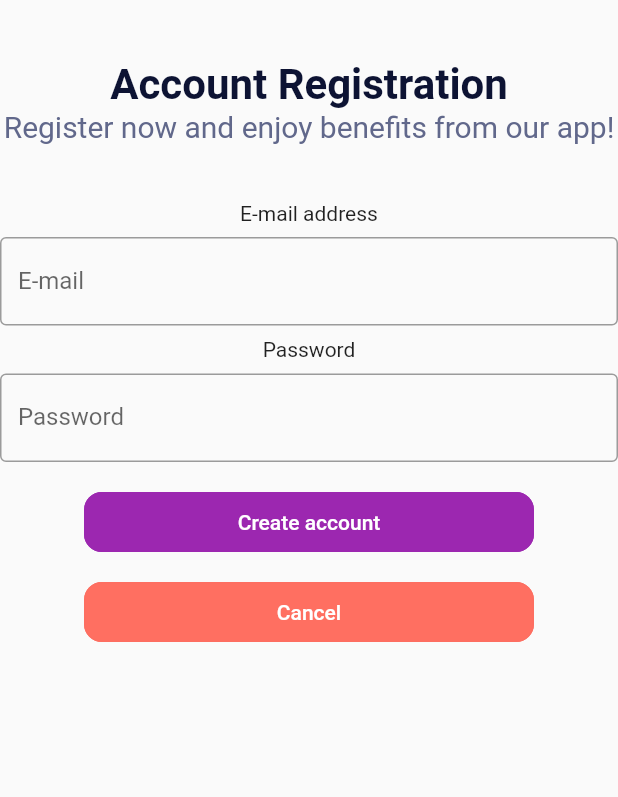
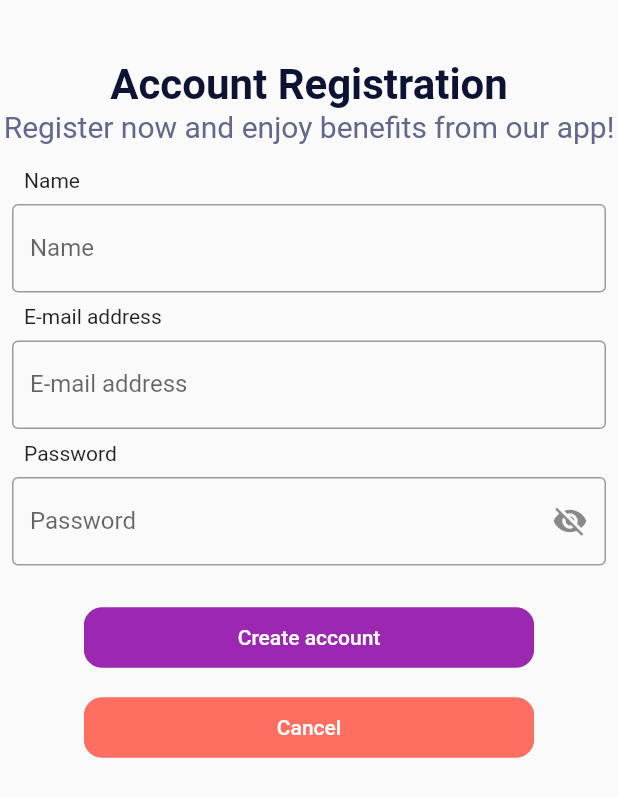
Before and after one commit to qwertybee/Ideal-Classification-Test-App, a Flutter app: the RegisterScreen screen opened directly, on a phone screen of 412 x 824 dp. Shown: the top 797 px of the screen. Run offline on Flutter 3.47's test engine with Material 2 defaults, Android fonts, the phone set to English and light mode, and no system bars; our stand-ins replace firebase_auth, firebase_core, flutter_svg, flutter_svg_provider, lottie, smooth_page_indicator and 1 more; missing offline and left inert: multi_charts, syncfusion_flutter_treemap; accounts and stored records are empty; network calls fail.

```diff
--- a/lib/login_screens/register.dart
+++ b/lib/login_screens/register.dart
@@ -10,12 +10,16 @@ import 'package:project_2/profile_screens/profilepage.dart';
 
  class _RegisterScreenState extends State<RegisterScreen> {
    late FirebaseAuth _auth;
+   bool _passwordVisible = false;
+   String name = '';
    String email = '';
    String password = '';
+   final _formKey = GlobalKey<FormState>();
 
    @override
    void initState() {
      super.initState();
+     _passwordVisible = false;
      initFirebase();
    }
 
@@ -41,7 +45,39 @@ import 'package:project_2/profile_screens/profilepage.dart';
                fontSize: 20, color: Color(0xFF61688B),
              ),
            ),
-           SizedBox(height: 30),
+           Container(
+             child: Padding(
+               padding: EdgeInsets.all(8.0),
+               child: Form(
+                 key: _formKey,
+                 child: SingleChildScrollView(
+                   child: Column(
+                     crossAxisAlignment: CrossAxisAlignment.start,
+                     children: <Widget>[
+                       Padding(
+                         padding: const EdgeInsets.all(8.0),
+                         child: Text(
+                             "Name"
+                         ),
+                       ),
+                       TextFormField(
+                         onSaved: (String? value){
+                           if (value != null){
+                             name = value;
+                           }
+                         },
+                         keyboardType: TextInputType.emailAddress,
+                         decoration: const InputDecoration(
+                             border: OutlineInputBorder(),
+                             hintText: 'Name',
+                             labelText: 'Name'),
+                         validator: (value) {
+                           if (value == null || value.isEmpty) {
+                             return 'Please enter your name';
+                           }
+                           return null;
+                         },
+                       ),
                        Padding(
                          padding: const EdgeInsets.all(8.0),
                          child: Text(
@@ -49,16 +85,19 @@ import 'package:project_2/profile_screens/profilepage.dart';
                          ),
                        ),
                        TextFormField(
-             onChanged: (value) {
+                         onSaved: (String? value){
+                           if (value != null){
                              email = value;
+                           }
                          },
+                         keyboardType: TextInputType.emailAddress,
                          decoration: const InputDecoration(
                              border: OutlineInputBorder(),
-                 hintText: 'Enter your email here',
-                 labelText: 'E-mail'),
+                             hintText: 'Enter your amount here',
+                             labelText: 'E-mail address'),
                          validator: (value) {
                            if (value == null || value.isEmpty) {
-                 return 'Please enter a value';
+                             return 'Please enter your e-mail address';
                            }
                            return null;
                          },
@@ -70,20 +109,44 @@ import 'package:project_2/profile_screens/profilepage.dart';
                          ),
                        ),
                        TextFormField(
-             onChanged: (value) {
-               password = value;
+                         onSaved: (String? value){
+                           if (value != null){
+                             email = value;
+                           }
                          },
-             obscureText: true,
-             decoration: const InputDecoration(
+                         obscureText: !_passwordVisible,
+                          decoration: InputDecoration(
                             border: OutlineInputBorder(),
-                 hintText: 'Enter your password',
-                 labelText: 'Password'),
+                            hintText: 'Password',
+                            labelText: 'Password',
+                            suffixIcon: IconButton(
+                              icon: Icon(_passwordVisible
+                                  ? Icons.visibility
+                                  : Icons.visibility_off),
+                              onPressed: () {
+                                setState(() {
+                                  _passwordVisible = !_passwordVisible;
+                                });
+                              },
+                            ),
+                          ),
+                         keyboardType: TextInputType.visiblePassword,
+
                          validator: (value) {
                            if (value == null || value.isEmpty) {
-                 return 'Please enter a value';
+                             return 'Your password cannot be empty';
+                           }
+                           else if(value.length < 6){
+                             return 'Your password must be at least 6 characters';
                            }
                            return null;
                          },
+                       ),
+                     ],
+                   ),
+                 ),
+               ),
+             ),
            ),
            SizedBox(height: 20),
            SizedBox(
@@ -109,6 +172,7 @@ import 'package:project_2/profile_screens/profilepage.dart';
                      print(e);
                    }
                   },
+
              ),
            ),
 
```
Lines whose indentation alone changed are shown as unchanged.
